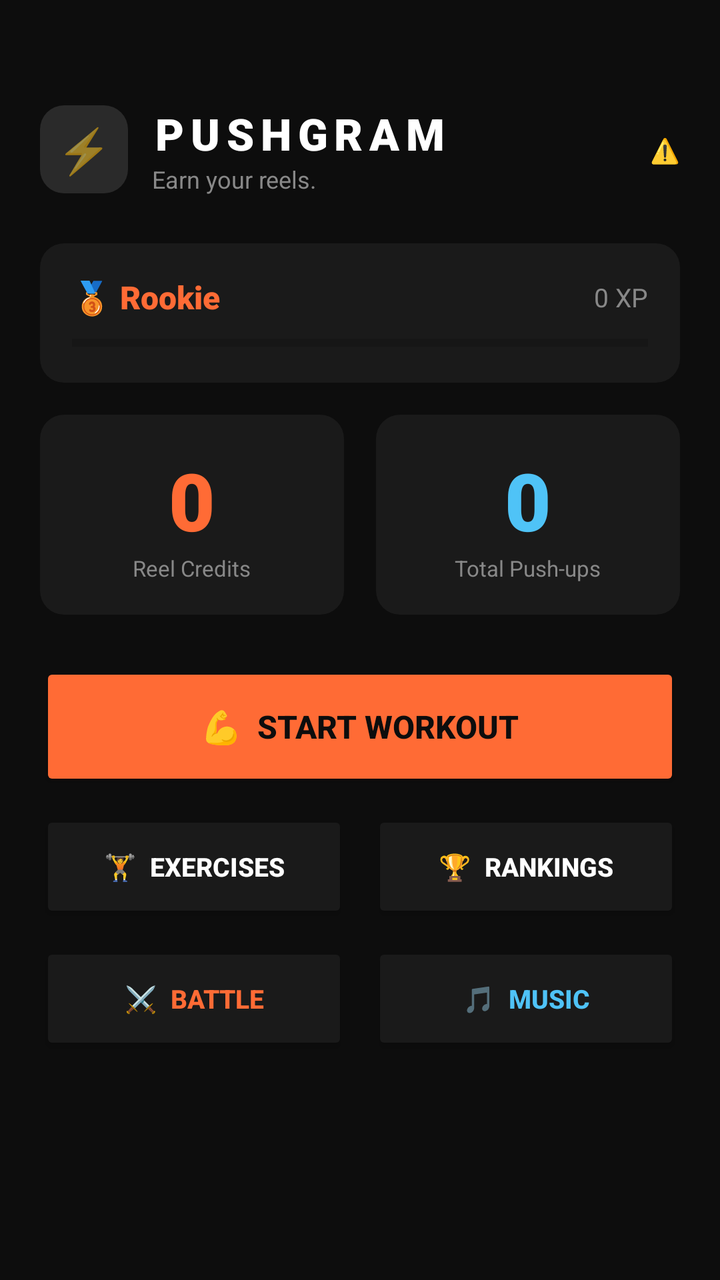
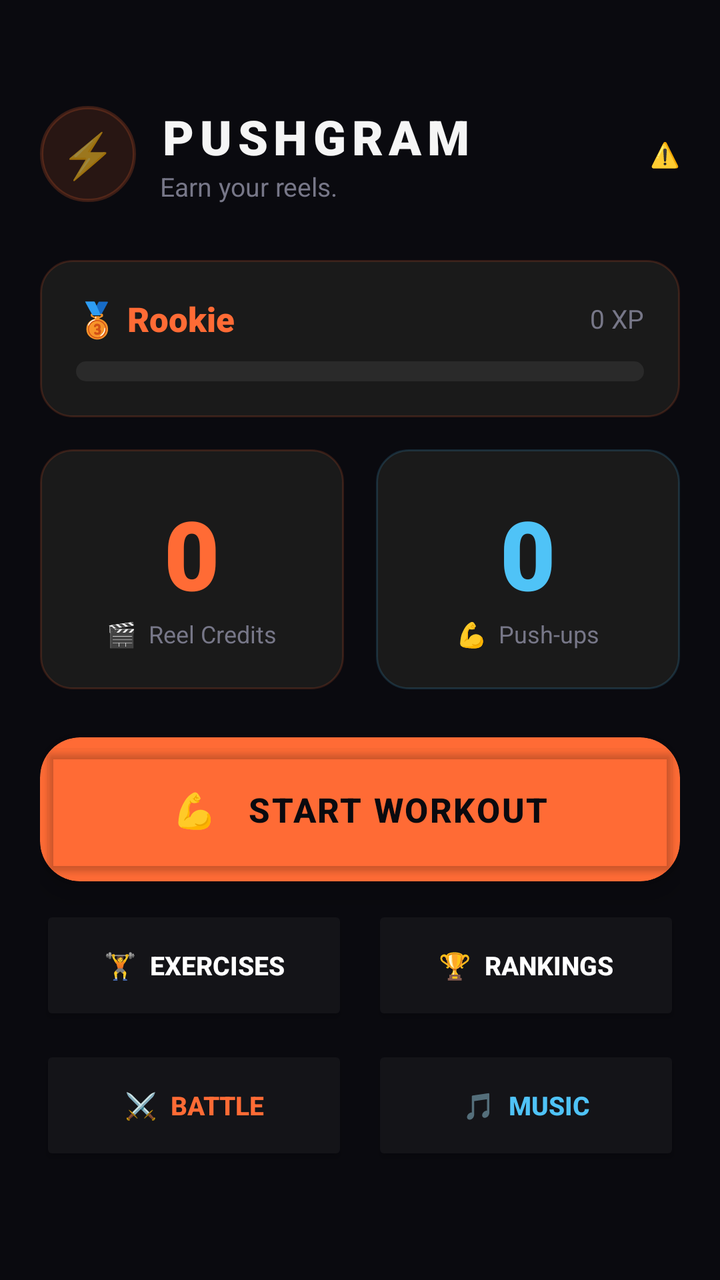

Screens rendered from an Android XML layout before and after an edit, with the pre-edit source and the edit as a unified diff.
<!-- AndroidManifest.xml: application theme Theme.PushGram -->
<!-- res/layout/activity_main.xml -->
<?xml version="1.0" encoding="utf-8"?>
<ScrollView xmlns:android="http://schemas.android.com/apk/res/android"
    xmlns:app="http://schemas.android.com/apk/res-auto"
    android:layout_width="match_parent"
    android:layout_height="match_parent"
    android:background="@color/bg_dark"
    android:fillViewport="true">

    <LinearLayout
        android:layout_width="match_parent"
        android:layout_height="wrap_content"
        android:orientation="vertical"
        android:paddingHorizontal="20dp"
        android:paddingTop="52dp"
        android:paddingBottom="32dp">

        
        <LinearLayout android:layout_width="match_parent" android:layout_height="wrap_content"
            android:orientation="horizontal" android:gravity="center_vertical"
            android:layout_marginBottom="24dp">
            <TextView android:layout_width="44dp" android:layout_height="44dp"
                android:text="⚡" android:textSize="22sp" android:gravity="center"
                android:background="@drawable/bg_stat_item"/>
            <LinearLayout android:layout_width="0dp" android:layout_height="wrap_content"
                android:layout_weight="1" android:orientation="vertical" android:layout_marginStart="12dp">
                <TextView android:layout_width="wrap_content" android:layout_height="wrap_content"
                    android:text="PUSHGRAM" android:textSize="22sp" android:textStyle="bold"
                    android:letterSpacing="0.15" android:textColor="@color/text_primary"
                    android:fontFamily="sans-serif-black"/>
                <TextView android:layout_width="wrap_content" android:layout_height="wrap_content"
                    android:text="Earn your reels." android:textSize="12sp"
                    android:textColor="@color/text_secondary"/>
            </LinearLayout>
            <TextView android:id="@+id/tvAccessibilityStatus"
                android:layout_width="wrap_content" android:layout_height="wrap_content"
                android:text="⚠️" android:textSize="12sp" android:textColor="@color/text_secondary"/>
        </LinearLayout>

        
        <LinearLayout android:layout_width="match_parent" android:layout_height="wrap_content"
            android:orientation="vertical" android:background="@drawable/bg_card"
            android:padding="16dp" android:layout_marginBottom="16dp">
            <LinearLayout android:layout_width="match_parent" android:layout_height="wrap_content"
                android:orientation="horizontal" android:gravity="center_vertical"
                android:layout_marginBottom="8dp">
                <TextView android:id="@+id/tvRankBadge"
                    android:layout_width="0dp" android:layout_height="wrap_content"
                    android:layout_weight="1" android:text="🥉 Rookie"
                    android:textSize="16sp" android:textStyle="bold"
                    android:textColor="@color/accent_orange" android:fontFamily="sans-serif-black"/>
                <TextView android:id="@+id/tvXpAmount"
                    android:layout_width="wrap_content" android:layout_height="wrap_content"
                    android:text="0 XP" android:textSize="13sp"
                    android:textColor="@color/text_secondary"/>
            </LinearLayout>
            <ProgressBar android:id="@+id/rankProgressBar"
                style="?android:attr/progressBarStyleHorizontal"
                android:layout_width="match_parent" android:layout_height="8dp"
                android:progressTint="@color/accent_orange" android:progress="0"/>
        </LinearLayout>

        
        <LinearLayout android:layout_width="match_parent" android:layout_height="wrap_content"
            android:orientation="horizontal" android:layout_marginBottom="24dp">
            <LinearLayout android:layout_width="0dp" android:layout_height="wrap_content"
                android:layout_weight="1" android:orientation="vertical" android:gravity="center"
                android:background="@drawable/bg_card" android:padding="16dp"
                android:layout_marginEnd="8dp">
                <TextView android:id="@+id/tvCredits"
                    android:layout_width="wrap_content" android:layout_height="wrap_content"
                    android:text="0" android:textSize="40sp" android:textStyle="bold"
                    android:textColor="@color/accent_orange" android:fontFamily="sans-serif-black"/>
                <TextView android:layout_width="wrap_content" android:layout_height="wrap_content"
                    android:text="Reel Credits" android:textSize="11sp"
                    android:textColor="@color/text_secondary"/>
            </LinearLayout>
            <LinearLayout android:layout_width="0dp" android:layout_height="wrap_content"
                android:layout_weight="1" android:orientation="vertical" android:gravity="center"
                android:background="@drawable/bg_card" android:padding="16dp"
                android:layout_marginStart="8dp">
                <TextView android:id="@+id/tvTotalPushups"
                    android:layout_width="wrap_content" android:layout_height="wrap_content"
                    android:text="0" android:textSize="40sp" android:textStyle="bold"
                    android:textColor="@color/accent_blue" android:fontFamily="sans-serif-black"/>
                <TextView android:layout_width="wrap_content" android:layout_height="wrap_content"
                    android:text="Total Push-ups" android:textSize="11sp"
                    android:textColor="@color/text_secondary"/>
            </LinearLayout>
        </LinearLayout>

        
        <Button android:id="@+id/btnStartWorkout"
            android:layout_width="match_parent" android:layout_height="64dp"
            android:text="💪  START WORKOUT"
            android:textSize="16sp" android:textStyle="bold"
            android:backgroundTint="@color/accent_orange"
            android:textColor="@color/bg_dark"
            app:cornerRadius="16dp"
            android:layout_marginBottom="10dp"/>

        
        <LinearLayout android:layout_width="match_parent" android:layout_height="wrap_content"
            android:orientation="horizontal" android:layout_marginBottom="10dp">
            <Button android:id="@+id/btnExercises"
                android:layout_width="0dp" android:layout_height="56dp" android:layout_weight="1"
                android:text="🏋️  Exercises" android:textSize="13sp" android:textStyle="bold"
                android:backgroundTint="@color/card_bg" android:textColor="@color/white"
                app:cornerRadius="14dp" android:layout_marginEnd="6dp"/>
            <Button android:id="@+id/btnLeaderboard"
                android:layout_width="0dp" android:layout_height="56dp" android:layout_weight="1"
                android:text="🏆  Rankings" android:textSize="13sp" android:textStyle="bold"
                android:backgroundTint="@color/card_bg" android:textColor="@color/white"
                app:cornerRadius="14dp" android:layout_marginStart="6dp"/>
        </LinearLayout>

        <LinearLayout android:layout_width="match_parent" android:layout_height="wrap_content"
            android:orientation="horizontal" android:layout_marginBottom="10dp">
            <Button android:id="@+id/btnBattle"
                android:layout_width="0dp" android:layout_height="56dp" android:layout_weight="1"
                android:text="⚔️  Battle" android:textSize="13sp" android:textStyle="bold"
                android:backgroundTint="@color/card_bg" android:textColor="@color/accent_orange"
                app:cornerRadius="14dp" android:layout_marginEnd="6dp"/>
            <Button android:id="@+id/btnMusic"
                android:layout_width="0dp" android:layout_height="56dp" android:layout_weight="1"
                android:text="🎵  Music" android:textSize="13sp" android:textStyle="bold"
                android:backgroundTint="@color/card_bg" android:textColor="@color/accent_blue"
                app:cornerRadius="14dp" android:layout_marginStart="6dp"/>
        </LinearLayout>

        
        <Button android:id="@+id/btnEnableAccessibility"
            android:layout_width="match_parent" android:layout_height="52dp"
            android:text="ENABLE INSTAGRAM MONITOR"
            android:textSize="12sp" android:letterSpacing="0.08"
            android:backgroundTint="@color/card_bg"
            android:textColor="@color/text_secondary"
            app:cornerRadius="14dp"
            android:visibility="gone"/>

    </LinearLayout>
</ScrollView>
<!-- resources referenced by this layout -->
<resources>
  <color name="accent_blue">#4FC3F7</color>
  <color name="accent_orange">#FF6B35</color>
  <color name="bg_dark">#0D0D0D</color>
  <color name="card_bg">#1A1A1A</color>
  <color name="text_primary">#FFFFFF</color>
  <color name="text_secondary">#888888</color>
  <color name="white">#FFFFFF</color>
  <!-- drawable bg_card (drawable) -->
  <?xml version="1.0" encoding="utf-8"?>
  <shape xmlns:android="http://schemas.android.com/apk/res/android"><solid android:color="#1A1A1A"/><corners android:radius="12dp"/></shape>
  <!-- drawable bg_stat_item (drawable) -->
  <?xml version="1.0" encoding="utf-8"?>
  <shape xmlns:android="http://schemas.android.com/apk/res/android" android:shape="rectangle">
      <solid android:color="#2A2A2A"/><corners android:radius="12dp"/>
  </shape>
  <style name="Theme.PushGram" parent="Theme.MaterialComponents.DayNight.NoActionBar">
          <item name="colorPrimary">@color/accent_orange</item>
          <item name="colorPrimaryDark">@color/bg_dark</item>
          <item name="colorAccent">@color/accent_orange</item>
          <item name="android:windowBackground">@color/bg_dark</item>
          <item name="android:statusBarColor">@color/bg_dark</item>
          <item name="android:navigationBarColor">@color/bg_dark</item>
      </style>
</resources>

<!-- the commit's change to res/layout/activity_main.xml (unified diff, before → after) -->
@@ -12,130 +12,291 @@
         android:orientation="vertical"
         android:paddingHorizontal="20dp"
         android:paddingTop="52dp"
-        android:paddingBottom="32dp">
-
-        
-        <LinearLayout android:layout_width="match_parent" android:layout_height="wrap_content"
-            android:orientation="horizontal" android:gravity="center_vertical"
+        android:paddingBottom="40dp">
+
+        
+        <LinearLayout
+            android:layout_width="match_parent"
+            android:layout_height="wrap_content"
+            android:orientation="horizontal"
+            android:gravity="center_vertical"
+            android:layout_marginBottom="28dp">
+
+            <LinearLayout
+                android:layout_width="48dp"
+                android:layout_height="48dp"
+                android:gravity="center"
+                android:background="@drawable/bg_icon_circle">
+                <TextView
+                    android:layout_width="wrap_content"
+                    android:layout_height="wrap_content"
+                    android:text="⚡"
+                    android:textSize="22sp"/>
+            </LinearLayout>
+
+            <LinearLayout
+                android:layout_width="0dp"
+                android:layout_height="wrap_content"
+                android:layout_weight="1"
+                android:orientation="vertical"
+                android:layout_marginStart="12dp">
+                <TextView
+                    android:layout_width="wrap_content"
+                    android:layout_height="wrap_content"
+                    android:text="PUSHGRAM"
+                    android:textSize="24sp"
+                    android:textStyle="bold"
+                    android:letterSpacing="0.12"
+                    android:textColor="@color/text_primary"
+                    android:fontFamily="sans-serif-black"/>
+                <TextView
+                    android:layout_width="wrap_content"
+                    android:layout_height="wrap_content"
+                    android:text="Earn your reels."
+                    android:textSize="13sp"
+                    android:textColor="@color/text_secondary"/>
+            </LinearLayout>
+
+            <TextView
+                android:id="@+id/tvAccessibilityStatus"
+                android:layout_width="wrap_content"
+                android:layout_height="wrap_content"
+                android:text="⚠️"
+                android:textSize="12sp"
+                android:textColor="@color/text_secondary"/>
+        </LinearLayout>
+
+        
+        <LinearLayout
+            android:layout_width="match_parent"
+            android:layout_height="wrap_content"
+            android:orientation="vertical"
+            android:background="@drawable/bg_rank_card"
+            android:padding="18dp"
+            android:layout_marginBottom="16dp">
+
+            <LinearLayout
+                android:layout_width="match_parent"
+                android:layout_height="wrap_content"
+                android:orientation="horizontal"
+                android:gravity="center_vertical"
+                android:layout_marginBottom="10dp">
+                <TextView
+                    android:id="@+id/tvRankBadge"
+                    android:layout_width="0dp"
+                    android:layout_height="wrap_content"
+                    android:layout_weight="1"
+                    android:text="🥉 Rookie"
+                    android:textSize="17sp"
+                    android:textStyle="bold"
+                    android:textColor="@color/accent_orange"
+                    android:fontFamily="sans-serif-black"/>
+                <TextView
+                    android:id="@+id/tvXpAmount"
+                    android:layout_width="wrap_content"
+                    android:layout_height="wrap_content"
+                    android:text="0 XP"
+                    android:textSize="13sp"
+                    android:textColor="@color/text_secondary"/>
+            </LinearLayout>
+
+            <ProgressBar
+                android:id="@+id/rankProgressBar"
+                style="?android:attr/progressBarStyleHorizontal"
+                android:layout_width="match_parent"
+                android:layout_height="10dp"
+                android:progressDrawable="@drawable/progress_bar_orange"
+                android:progress="0"/>
+        </LinearLayout>
+
+        
+        <LinearLayout
+            android:layout_width="match_parent"
+            android:layout_height="wrap_content"
+            android:orientation="horizontal"
             android:layout_marginBottom="24dp">
-            <TextView android:layout_width="44dp" android:layout_height="44dp"
-                android:text="⚡" android:textSize="22sp" android:gravity="center"
-                android:background="@drawable/bg_stat_item"/>
-            <LinearLayout android:layout_width="0dp" android:layout_height="wrap_content"
-                android:layout_weight="1" android:orientation="vertical" android:layout_marginStart="12dp">
-                <TextView android:layout_width="wrap_content" android:layout_height="wrap_content"
-                    android:text="PUSHGRAM" android:textSize="22sp" android:textStyle="bold"
-                    android:letterSpacing="0.15" android:textColor="@color/text_primary"
+
+            <LinearLayout
+                android:layout_width="0dp"
+                android:layout_height="120dp"
+                android:layout_weight="1"
+                android:orientation="vertical"
+                android:gravity="center"
+                android:background="@drawable/bg_stat_card_orange"
+                android:layout_marginEnd="8dp">
+                <TextView
+                    android:id="@+id/tvCredits"
+                    android:layout_width="wrap_content"
+                    android:layout_height="wrap_content"
+                    android:text="0"
+                    android:textSize="48sp"
+                    android:textStyle="bold"
+                    android:textColor="@color/accent_orange"
                     android:fontFamily="sans-serif-black"/>
-                <TextView android:layout_width="wrap_content" android:layout_height="wrap_content"
-                    android:text="Earn your reels." android:textSize="12sp"
-                    android:textColor="@color/text_secondary"/>
-            </LinearLayout>
-            <TextView android:id="@+id/tvAccessibilityStatus"
-                android:layout_width="wrap_content" android:layout_height="wrap_content"
-                android:text="⚠️" android:textSize="12sp" android:textColor="@color/text_secondary"/>
-        </LinearLayout>
-
-        
-        <LinearLayout android:layout_width="match_parent" android:layout_height="wrap_content"
-            android:orientation="vertical" android:background="@drawable/bg_card"
-            android:padding="16dp" android:layout_marginBottom="16dp">
-            <LinearLayout android:layout_width="match_parent" android:layout_height="wrap_content"
-                android:orientation="horizontal" android:gravity="center_vertical"
-                android:layout_marginBottom="8dp">
-                <TextView android:id="@+id/tvRankBadge"
-                    android:layout_width="0dp" android:layout_height="wrap_content"
-                    android:layout_weight="1" android:text="🥉 Rookie"
-                    android:textSize="16sp" android:textStyle="bold"
-                    android:textColor="@color/accent_orange" android:fontFamily="sans-serif-black"/>
-                <TextView android:id="@+id/tvXpAmount"
-                    android:layout_width="wrap_content" android:layout_height="wrap_content"
-                    android:text="0 XP" android:textSize="13sp"
-                    android:textColor="@color/text_secondary"/>
-            </LinearLayout>
-            <ProgressBar android:id="@+id/rankProgressBar"
-                style="?android:attr/progressBarStyleHorizontal"
-                android:layout_width="match_parent" android:layout_height="8dp"
-                android:progressTint="@color/accent_orange" android:progress="0"/>
-        </LinearLayout>
-
-        
-        <LinearLayout android:layout_width="match_parent" android:layout_height="wrap_content"
-            android:orientation="horizontal" android:layout_marginBottom="24dp">
-            <LinearLayout android:layout_width="0dp" android:layout_height="wrap_content"
-                android:layout_weight="1" android:orientation="vertical" android:gravity="center"
-                android:background="@drawable/bg_card" android:padding="16dp"
-                android:layout_marginEnd="8dp">
-                <TextView android:id="@+id/tvCredits"
-                    android:layout_width="wrap_content" android:layout_height="wrap_content"
-                    android:text="0" android:textSize="40sp" android:textStyle="bold"
-                    android:textColor="@color/accent_orange" android:fontFamily="sans-serif-black"/>
-                <TextView android:layout_width="wrap_content" android:layout_height="wrap_content"
-                    android:text="Reel Credits" android:textSize="11sp"
-                    android:textColor="@color/text_secondary"/>
-            </LinearLayout>
-            <LinearLayout android:layout_width="0dp" android:layout_height="wrap_content"
-                android:layout_weight="1" android:orientation="vertical" android:gravity="center"
-                android:background="@drawable/bg_card" android:padding="16dp"
+                <TextView
+                    android:layout_width="wrap_content"
+                    android:layout_height="wrap_content"
+                    android:text="🎬  Reel Credits"
+                    android:textSize="12sp"
+                    android:textColor="@color/text_secondary"/>
+            </LinearLayout>
+
+            <LinearLayout
+                android:layout_width="0dp"
+                android:layout_height="120dp"
+                android:layout_weight="1"
+                android:orientation="vertical"
+                android:gravity="center"
+                android:background="@drawable/bg_stat_card_blue"
                 android:layout_marginStart="8dp">
-                <TextView android:id="@+id/tvTotalPushups"
-                    android:layout_width="wrap_content" android:layout_height="wrap_content"
-                    android:text="0" android:textSize="40sp" android:textStyle="bold"
-                    android:textColor="@color/accent_blue" android:fontFamily="sans-serif-black"/>
-                <TextView android:layout_width="wrap_content" android:layout_height="wrap_content"
-                    android:text="Total Push-ups" android:textSize="11sp"
-                    android:textColor="@color/text_secondary"/>
-            </LinearLayout>
-        </LinearLayout>
-
-        
-        <Button android:id="@+id/btnStartWorkout"
-            android:layout_width="match_parent" android:layout_height="64dp"
-            android:text="💪  START WORKOUT"
-            android:textSize="16sp" android:textStyle="bold"
-            android:backgroundTint="@color/accent_orange"
-            android:textColor="@color/bg_dark"
-            app:cornerRadius="16dp"
-            android:layout_marginBottom="10dp"/>
-
-        
-        <LinearLayout android:layout_width="match_parent" android:layout_height="wrap_content"
-            android:orientation="horizontal" android:layout_marginBottom="10dp">
-            <Button android:id="@+id/btnExercises"
-                android:layout_width="0dp" android:layout_height="56dp" android:layout_weight="1"
-                android:text="🏋️  Exercises" android:textSize="13sp" android:textStyle="bold"
-                android:backgroundTint="@color/card_bg" android:textColor="@color/white"
-                app:cornerRadius="14dp" android:layout_marginEnd="6dp"/>
-            <Button android:id="@+id/btnLeaderboard"
-                android:layout_width="0dp" android:layout_height="56dp" android:layout_weight="1"
-                android:text="🏆  Rankings" android:textSize="13sp" android:textStyle="bold"
-                android:backgroundTint="@color/card_bg" android:textColor="@color/white"
-                app:cornerRadius="14dp" android:layout_marginStart="6dp"/>
-        </LinearLayout>
-
-        <LinearLayout android:layout_width="match_parent" android:layout_height="wrap_content"
-            android:orientation="horizontal" android:layout_marginBottom="10dp">
-            <Button android:id="@+id/btnBattle"
-                android:layout_width="0dp" android:layout_height="56dp" android:layout_weight="1"
-                android:text="⚔️  Battle" android:textSize="13sp" android:textStyle="bold"
-                android:backgroundTint="@color/card_bg" android:textColor="@color/accent_orange"
-                app:cornerRadius="14dp" android:layout_marginEnd="6dp"/>
-            <Button android:id="@+id/btnMusic"
-                android:layout_width="0dp" android:layout_height="56dp" android:layout_weight="1"
-                android:text="🎵  Music" android:textSize="13sp" android:textStyle="bold"
-                android:backgroundTint="@color/card_bg" android:textColor="@color/accent_blue"
-                app:cornerRadius="14dp" android:layout_marginStart="6dp"/>
-        </LinearLayout>
-
-        
-        <Button android:id="@+id/btnEnableAccessibility"
-            android:layout_width="match_parent" android:layout_height="52dp"
-            android:text="ENABLE INSTAGRAM MONITOR"
-            android:textSize="12sp" android:letterSpacing="0.08"
-            android:backgroundTint="@color/card_bg"
-            android:textColor="@color/text_secondary"
-            app:cornerRadius="14dp"
-            android:visibility="gone"/>
+                <TextView
+                    android:id="@+id/tvTotalPushups"
+                    android:layout_width="wrap_content"
+                    android:layout_height="wrap_content"
+                    android:text="0"
+                    android:textSize="48sp"
+                    android:textStyle="bold"
+                    android:textColor="@color/accent_blue"
+                    android:fontFamily="sans-serif-black"/>
+                <TextView
+                    android:layout_width="wrap_content"
+                    android:layout_height="wrap_content"
+                    android:text="💪  Push-ups"
+                    android:textSize="12sp"
+                    android:textColor="@color/text_secondary"/>
+            </LinearLayout>
+        </LinearLayout>
+
+        
+        <androidx.cardview.widget.CardView
+            android:layout_width="match_parent"
+            android:layout_height="72dp"
+            app:cardCornerRadius="20dp"
+            app:cardElevation="8dp"
+            app:cardBackgroundColor="@color/accent_orange"
+            android:layout_marginBottom="12dp"
+            android:foreground="?android:attr/selectableItemBackground">
+            <Button
+                android:id="@+id/btnStartWorkout"
+                android:layout_width="match_parent"
+                android:layout_height="match_parent"
+                android:text="💪   START WORKOUT"
+                android:textSize="17sp"
+                android:textStyle="bold"
+                android:letterSpacing="0.05"
+                android:backgroundTint="@android:color/transparent"
+                android:textColor="@color/bg_dark"/>
+        </androidx.cardview.widget.CardView>
+
+        
+        <LinearLayout
+            android:layout_width="match_parent"
+            android:layout_height="wrap_content"
+            android:orientation="horizontal"
+            android:layout_marginBottom="10dp">
+
+            <Button
+                android:id="@+id/btnExercises"
+                android:layout_width="0dp"
+                android:layout_height="60dp"
+                android:layout_weight="1"
+                android:text="🏋️  Exercises"
+                android:textSize="13sp"
+                android:textStyle="bold"
+                android:backgroundTint="@color/card_bg"
+                android:textColor="@color/white"
+                app:cornerRadius="16dp"
+                android:layout_marginEnd="6dp"/>
+
+            <Button
+                android:id="@+id/btnLeaderboard"
+                android:layout_width="0dp"
+                android:layout_height="60dp"
+                android:layout_weight="1"
+                android:text="🏆  Rankings"
+                android:textSize="13sp"
+                android:textStyle="bold"
+                android:backgroundTint="@color/card_bg"
+                android:textColor="@color/white"
+                app:cornerRadius="16dp"
+                android:layout_marginStart="6dp"/>
+        </LinearLayout>
+
+        <LinearLayout
+            android:layout_width="match_parent"
+            android:layout_height="wrap_content"
+            android:orientation="horizontal"
+            android:layout_marginBottom="16dp">
+
+            <Button
+                android:id="@+id/btnBattle"
+                android:layout_width="0dp"
+                android:layout_height="60dp"
+                android:layout_weight="1"
+                android:text="⚔️  Battle"
+                android:textSize="13sp"
+                android:textStyle="bold"
+                android:backgroundTint="@color/card_bg"
+                android:textColor="@color/accent_orange"
+                app:cornerRadius="16dp"
+                android:layout_marginEnd="6dp"/>
+
+            <Button
+                android:id="@+id/btnMusic"
+                android:layout_width="0dp"
+                android:layout_height="60dp"
+                android:layout_weight="1"
+                android:text="🎵  Music"
+                android:textSize="13sp"
+                android:textStyle="bold"
+                android:backgroundTint="@color/card_bg"
+                android:textColor="@color/accent_blue"
+                app:cornerRadius="16dp"
+                android:layout_marginStart="6dp"/>
+        </LinearLayout>
+
+        
+        <LinearLayout
+            android:id="@+id/btnEnableAccessibility"
+            android:layout_width="match_parent"
+            android:layout_height="wrap_content"
+            android:orientation="horizontal"
+            android:gravity="center_vertical"
+            android:background="@drawable/bg_warning_banner"
+            android:padding="16dp"
+            android:visibility="gone">
+            <TextView
+                android:layout_width="wrap_content"
+                android:layout_height="wrap_content"
+                android:text="⚠️"
+                android:textSize="20sp"
+                android:layout_marginEnd="12dp"/>
+            <LinearLayout
+                android:layout_width="0dp"
+                android:layout_height="wrap_content"
+                android:layout_weight="1"
+                android:orientation="vertical">
+                <TextView
+                    android:layout_width="wrap_content"
+                    android:layout_height="wrap_content"
+                    android:text="Enable Instagram Monitor"
+                    android:textSize="14sp"
+                    android:textStyle="bold"
+                    android:textColor="@color/white"/>
+                <TextView
+                    android:layout_width="wrap_content"
+                    android:layout_height="wrap_content"
+                    android:text="Tap to set up the paywall"
+                    android:textSize="12sp"
+                    android:textColor="@color/text_secondary"/>
+            </LinearLayout>
+            <TextView
+                android:layout_width="wrap_content"
+                android:layout_height="wrap_content"
+                android:text="›"
+                android:textSize="24sp"
+                android:textColor="@color/accent_orange"/>
+        </LinearLayout>
 
     </LinearLayout>
 </ScrollView>
<!-- resource entries referenced after the edit -->
@@ -2,19 +2,63 @@
 <resources>
   <color name="accent_blue">#4FC3F7</color>
   <color name="accent_orange">#FF6B35</color>
-  <color name="bg_dark">#0D0D0D</color>
-  <color name="card_bg">#1A1A1A</color>
-  <color name="text_primary">#FFFFFF</color>
-  <color name="text_secondary">#888888</color>
+  <color name="bg_dark">#0A0A0F</color>
+  <color name="card_bg">#141418</color>
+  <color name="text_primary">#F5F5F5</color>
+  <color name="text_secondary">#777788</color>
   <color name="white">#FFFFFF</color>
-  <!-- drawable bg_card (drawable) -->
+  <!-- drawable bg_icon_circle (drawable) -->
   <?xml version="1.0" encoding="utf-8"?>
-  <shape xmlns:android="http://schemas.android.com/apk/res/android"><solid android:color="#1A1A1A"/><corners android:radius="12dp"/></shape>
-  <!-- drawable bg_stat_item (drawable) -->
+  <shape xmlns:android="http://schemas.android.com/apk/res/android" android:shape="oval">
+      <solid android:color="#1FFF6B35"/>
+      <stroke android:width="1.5dp" android:color="#33FF6B35"/>
+  </shape>
+  <!-- drawable bg_rank_card (drawable) -->
   <?xml version="1.0" encoding="utf-8"?>
   <shape xmlns:android="http://schemas.android.com/apk/res/android" android:shape="rectangle">
-      <solid android:color="#2A2A2A"/><corners android:radius="12dp"/>
+      <solid android:color="#1A1A1A"/>
+      <corners android:radius="16dp"/>
+      <stroke android:width="1dp" android:color="#2AFF6B35"/>
   </shape>
+  <!-- drawable bg_stat_card_blue (drawable) -->
+  <?xml version="1.0" encoding="utf-8"?>
+  <shape xmlns:android="http://schemas.android.com/apk/res/android" android:shape="rectangle">
+      <solid android:color="#1A1A1A"/>
+      <corners android:radius="16dp"/>
+      <stroke android:width="1dp" android:color="#2A4FC3F7"/>
+  </shape>
+  <!-- drawable bg_stat_card_orange (drawable) -->
+  <?xml version="1.0" encoding="utf-8"?>
+  <shape xmlns:android="http://schemas.android.com/apk/res/android" android:shape="rectangle">
+      <solid android:color="#1A1A1A"/>
+      <corners android:radius="16dp"/>
+      <stroke android:width="1dp" android:color="#2AFF6B35"/>
+  </shape>
+  <!-- drawable bg_warning_banner (drawable) -->
+  <?xml version="1.0" encoding="utf-8"?>
+  <shape xmlns:android="http://schemas.android.com/apk/res/android" android:shape="rectangle">
+      <solid android:color="#1AFF9800"/>
+      <corners android:radius="16dp"/>
+      <stroke android:width="1dp" android:color="#33FF9800"/>
+  </shape>
+  <!-- drawable progress_bar_orange (drawable) -->
+  <?xml version="1.0" encoding="utf-8"?>
+  <layer-list xmlns:android="http://schemas.android.com/apk/res/android">
+      <item android:id="@android:id/background">
+          <shape android:shape="rectangle">
+              <solid android:color="#2A2A2A"/>
+              <corners android:radius="6dp"/>
+          </shape>
+      </item>
+      <item android:id="@android:id/progress">
+          <clip>
+              <shape android:shape="rectangle">
+                  <solid android:color="#FF6B35"/>
+                  <corners android:radius="6dp"/>
+              </shape>
+          </clip>
+      </item>
+  </layer-list>
   <style name="Theme.PushGram" parent="Theme.MaterialComponents.DayNight.NoActionBar">
           <item name="colorPrimary">@color/accent_orange</item>
           <item name="colorPrimaryDark">@color/bg_dark</item>
